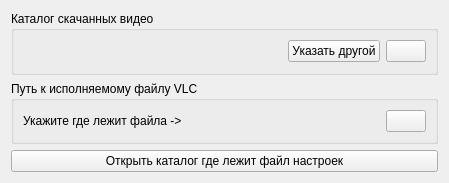
Ingener74/Mist-Tooth, file res/SettingsWidget.ui: the form before one commit.
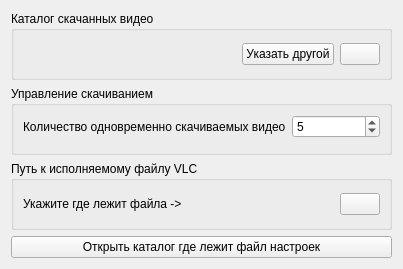
The form after the commit. Icons and pictures are not drawn.

Diff of the .ui file:
```diff
--- a/res/SettingsWidget.ui
+++ b/res/SettingsWidget.ui
@@ -6,8 +6,8 @@
    <rect>
     <x>0</x>
     <y>0</y>
-    <width>449</width>
-    <height>183</height>
+    <width>403</width>
+    <height>269</height>
    </rect>
   </property>
   <property name="windowTitle">
@@ -55,6 +55,32 @@
      </layout>
     </widget>
    </item>
+   <item>
+    <widget class="QGroupBox" name="groupBox_3">
+     <property name="title">
+      <string>Управление скачиванием</string>
+     </property>
+     <layout class="QFormLayout" name="formLayout">
+      <item row="0" column="0">
+       <widget class="QLabel" name="label">
+        <property name="text">
+         <string>Количество одновременно скачиваемых видео</string>
+        </property>
+       </widget>
+      </item>
+      <item row="0" column="1">
+       <widget class="QSpinBox" name="spinBox">
+        <property name="specialValueText">
+         <string/>
+        </property>
+        <property name="value">
+         <number>5</number>
+        </property>
+       </widget>
+      </item>
+     </layout>
+    </widget>
+   </item>
    <item>
     <widget class="QGroupBox" name="groupBox_2">
      <property name="title">
```
